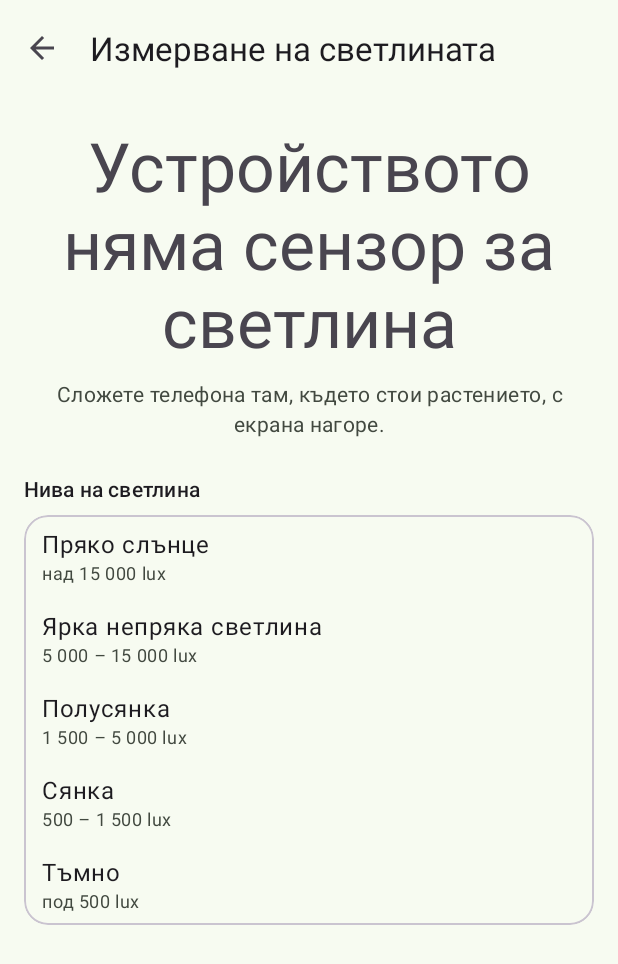
After one commit to Zzznai/MobileApps2025-2401321010, an Android app: the LightMeterActivity screen opened directly, with no data from a screen before it, on a phone screen of 412 x 824 dp. The commit adds this screen. Shown: the top 964 px of the screen. Run offline under Robolectric (Android 15) with nearby library versions, the phone set to English and light mode, and no system bars.

Commit message:
Light meter using light sensor from the camera

```diff
--- /dev/null
+++ b/app/src/main/java/com/naim/plantcare/logic/LightCheck.kt
@@ -0,0 +1,13 @@
+package com.naim.plantcare.logic
+
+import com.naim.plantcare.data.entity.LightLevel
+
+enum class LightVerdict { TOO_DARK, GOOD, TOO_BRIGHT }
+
+object LightCheck {
+    fun verdict(needed: LightLevel, measured: LightLevel): LightVerdict = when {
+        measured < needed -> LightVerdict.TOO_DARK
+        measured > needed -> LightVerdict.TOO_BRIGHT
+        else -> LightVerdict.GOOD
+    }
+}
--- a/app/src/main/java/com/naim/plantcare/ui/detail/PlantDetailActivity.kt
+++ b/app/src/main/java/com/naim/plantcare/ui/detail/PlantDetailActivity.kt
@@ -34,6 +34,7 @@ import com.naim.plantcare.ui.PlantItem
 import com.naim.plantcare.ui.PlantPhoto
 import com.naim.plantcare.ui.WateringStatusText
 import com.naim.plantcare.ui.add.AddPlantActivity
+import com.naim.plantcare.ui.light.LightMeterActivity
 import java.time.format.DateTimeFormatter
 
 class PlantDetailActivity : AppCompatActivity() {
@@ -61,6 +62,7 @@ class PlantDetailActivity : AppCompatActivity() {
     private lateinit var chipLight: Chip
     private lateinit var chipDifficulty: Chip
     private lateinit var chipToxic: Chip
+    private lateinit var btnMeasureLight: MaterialButton
     private lateinit var tvMoreToggle: TextView
     private lateinit var layoutMore: LinearLayout
     private lateinit var tvLastWatered: TextView
@@ -90,6 +92,7 @@ class PlantDetailActivity : AppCompatActivity() {
         chipLight = findViewById(R.id.chipLight)
         chipDifficulty = findViewById(R.id.chipDifficulty)
         chipToxic = findViewById(R.id.chipToxic)
+        btnMeasureLight = findViewById(R.id.btnMeasureLight)
         tvMoreToggle = findViewById(R.id.tvMoreToggle)
         layoutMore = findViewById(R.id.layoutMore)
         tvLastWatered = findViewById(R.id.tvLastWatered)
@@ -112,6 +115,7 @@ class PlantDetailActivity : AppCompatActivity() {
         }
 
         btnWatered.setOnClickListener { markWatered() }
+        btnMeasureLight.setOnClickListener { openLightMeter() }
         tvMoreToggle.setOnClickListener { viewModel.toggleDetails() }
 
         viewModel.detailsExpanded.observe(this) { expanded ->
@@ -147,6 +151,14 @@ class PlantDetailActivity : AppCompatActivity() {
     private fun openEditor() {
         val intent = Intent(this, AddPlantActivity::class.java)
         intent.putExtra(AddPlantActivity.EXTRA_PLANT_ID, plantId())
+        startActivity(intent)
+    }
+
+    private fun openLightMeter() {
+        val item = viewModel.plant.value ?: return
+        val intent = Intent(this, LightMeterActivity::class.java)
+        intent.putExtra(LightMeterActivity.EXTRA_PLANT_NAME, item.plant.name)
+        intent.putExtra(LightMeterActivity.EXTRA_LIGHT_LEVEL, item.species?.light?.name)
         startActivity(intent)
     }
 
@@ -222,10 +234,12 @@ class PlantDetailActivity : AppCompatActivity() {
         val species = item.species
         if (species == null) {
             chipsCare.visibility = View.GONE
+            btnMeasureLight.visibility = View.GONE
             tvLux.visibility = View.GONE
             return
         }
         chipsCare.visibility = View.VISIBLE
+        btnMeasureLight.visibility = View.VISIBLE
         chipLight.text = getString(species.light.label)
         chipDifficulty.text = getString(species.difficulty.label)
         chipToxic.visibility = if (species.toxicToPets) View.VISIBLE else View.GONE
--- /dev/null
+++ b/app/src/main/java/com/naim/plantcare/ui/light/LightMeterActivity.kt
@@ -0,0 +1,153 @@
+package com.naim.plantcare.ui.light
+
+import android.content.Context
+import android.hardware.Sensor
+import android.hardware.SensorEvent
+import android.hardware.SensorEventListener
+import android.hardware.SensorManager
+import android.os.Bundle
+import android.view.LayoutInflater
+import android.view.View
+import android.widget.LinearLayout
+import android.widget.TextView
+import androidx.activity.enableEdgeToEdge
+import androidx.activity.viewModels
+import androidx.appcompat.app.AppCompatActivity
+import androidx.core.content.ContextCompat
+import androidx.core.view.ViewCompat
+import androidx.core.view.WindowInsetsCompat
+import com.google.android.material.appbar.MaterialToolbar
+import com.google.android.material.card.MaterialCardView
+import com.google.android.material.color.MaterialColors
+import com.naim.plantcare.R
+import com.naim.plantcare.data.entity.LightLevel
+import com.naim.plantcare.logic.LightVerdict
+import java.util.Locale
+import kotlin.math.roundToInt
+
+class LightMeterActivity : AppCompatActivity(), SensorEventListener {
+    companion object {
+        const val EXTRA_PLANT_NAME = "com.naim.plantcare.EXTRA_PLANT_NAME"
+        const val EXTRA_LIGHT_LEVEL = "com.naim.plantcare.EXTRA_LIGHT_LEVEL"
+
+        private val BG_LOCALE: Locale = Locale.forLanguageTag("bg")
+    }
+
+    private val viewModel: LightMeterViewModel by viewModels {
+        LightMeterViewModel.Factory(neededLight())
+    }
+
+    private lateinit var sensorManager: SensorManager
+    private var lightSensor: Sensor? = null
+
+    private lateinit var toolbar: MaterialToolbar
+    private lateinit var tvLux: TextView
+    private lateinit var tvLevel: TextView
+    private lateinit var tvHint: TextView
+    private lateinit var cardVerdict: MaterialCardView
+    private lateinit var tvVerdict: TextView
+    private lateinit var layoutLevels: LinearLayout
+
+    private val levelRows = mutableMapOf<LightLevel, View>()
+
+    override fun onCreate(savedInstanceState: Bundle?) {
+        super.onCreate(savedInstanceState)
+        enableEdgeToEdge()
+        setContentView(R.layout.activity_light_meter)
+        ViewCompat.setOnApplyWindowInsetsListener(findViewById(R.id.main)) { v, insets ->
+            val systemBars = insets.getInsets(WindowInsetsCompat.Type.systemBars())
+            v.setPadding(systemBars.left, systemBars.top, systemBars.right, systemBars.bottom)
+            insets
+        }
+
+        toolbar = findViewById(R.id.toolbar)
+        tvLux = findViewById(R.id.tvLux)
+        tvLevel = findViewById(R.id.tvLevel)
+        tvHint = findViewById(R.id.tvHint)
+        cardVerdict = findViewById(R.id.cardVerdict)
+        tvVerdict = findViewById(R.id.tvVerdict)
+        layoutLevels = findViewById(R.id.layoutLevels)
+
+        toolbar.setNavigationOnClickListener { finish() }
+        plantName()?.let { toolbar.subtitle = it }
+
+        sensorManager = getSystemService(Context.SENSOR_SERVICE) as SensorManager
+        lightSensor = sensorManager.getDefaultSensor(Sensor.TYPE_LIGHT)
+
+        buildLevelRows()
+
+        if (lightSensor == null) {
+            tvLux.setText(R.string.no_light_sensor)
+            tvLevel.visibility = View.GONE
+            cardVerdict.visibility = View.GONE
+            return
+        }
+
+        viewModel.lux.observe(this) { lux ->
+            tvLux.text = getString(R.string.lux_value, String.format(BG_LOCALE, "%,d", lux.roundToInt()))
+        }
+        viewModel.level.observe(this) { level ->
+            tvLevel.setText(level.label)
+            highlightLevel(level)
+        }
+        viewModel.verdict.observe(this) { verdict -> showVerdict(verdict) }
+    }
+
+    override fun onResume() {
+        super.onResume()
+        lightSensor?.let { sensorManager.registerListener(this, it, SensorManager.SENSOR_DELAY_UI) }
+    }
+
+    override fun onPause() {
+        super.onPause()
+        sensorManager.unregisterListener(this)
+    }
+
+    override fun onSensorChanged(event: SensorEvent) {
+        viewModel.onReading(event.values[0])
+    }
+
+    override fun onAccuracyChanged(sensor: Sensor?, accuracy: Int) = Unit
+
+    private fun neededLight(): LightLevel? =
+        intent.getStringExtra(EXTRA_LIGHT_LEVEL)?.let { name -> LightLevel.entries.firstOrNull { it.name == name } }
+
+    private fun plantName(): String? = intent.getStringExtra(EXTRA_PLANT_NAME)
+
+    private fun buildLevelRows() {
+        val inflater = LayoutInflater.from(this)
+        LightLevel.entries.reversed().forEach { level ->
+            val row = inflater.inflate(R.layout.item_light_level, layoutLevels, false)
+            row.findViewById<TextView>(R.id.tvLevelName).setText(level.label)
+            row.findViewById<TextView>(R.id.tvLevelRange).setText(level.luxRange)
+            row.findViewById<TextView>(R.id.tvNeededTag).visibility =
+                if (level == viewModel.needed) View.VISIBLE else View.GONE
+            layoutLevels.addView(row)
+            levelRows[level] = row
+        }
+    }
+
+    private fun highlightLevel(current: LightLevel) {
+        val highlight = MaterialColors.getColor(layoutLevels, com.google.android.material.R.attr.colorPrimaryContainer)
+        levelRows.forEach { (level, row) ->
+            if (level == current) row.setBackgroundColor(highlight) else row.background = null
+        }
+    }
+
+    private fun showVerdict(verdict: LightVerdict?) {
+        val name = plantName()
+        if (verdict == null || name == null) {
+            cardVerdict.visibility = View.GONE
+            return
+        }
+        val (textRes, containerRes, onRes) = when (verdict) {
+            LightVerdict.GOOD -> Triple(R.string.light_verdict_good, R.color.status_ok_container, R.color.status_ok_on)
+            LightVerdict.TOO_DARK -> Triple(R.string.light_verdict_dark, R.color.status_overdue_container, R.color.status_overdue_on)
+            LightVerdict.TOO_BRIGHT -> Triple(R.string.light_verdict_bright, R.color.status_today_container, R.color.status_today_on)
+        }
+        cardVerdict.visibility = View.VISIBLE
+        cardVerdict.setCardBackgroundColor(ContextCompat.getColor(this, containerRes))
+        tvVerdict.setTextColor(ContextCompat.getColor(this, onRes))
+        tvVerdict.text = getString(textRes, name)
+    }
+}
--- /dev/null
+++ b/app/src/main/java/com/naim/plantcare/ui/light/LightMeterViewModel.kt
@@ -0,0 +1,44 @@
+package com.naim.plantcare.ui.light
+
+import androidx.lifecycle.LiveData
+import androidx.lifecycle.MutableLiveData
+import androidx.lifecycle.ViewModel
+import androidx.lifecycle.ViewModelProvider
+import androidx.lifecycle.map
+import com.naim.plantcare.data.entity.LightLevel
+import com.naim.plantcare.logic.LightCheck
+import com.naim.plantcare.logic.LightVerdict
+
+class LightMeterViewModel(val needed: LightLevel?) : ViewModel() {
+    companion object {
+        const val WINDOW = 5
+    }
+
+    private val readings = ArrayDeque<Float>()
+
+    private val _lux = MutableLiveData<Float>()
+    val lux: LiveData<Float> = _lux
+
+    val level: LiveData<LightLevel> = _lux.map { LightLevel.fromLux(it) }
+
+    val verdict: LiveData<LightVerdict?> = level.map { measured ->
+        needed?.let { LightCheck.verdict(it, measured) }
+    }
+
+    fun onReading(value: Float) {
+        if (value.isNaN() || value < 0f) return
+        readings.addLast(value)
+        if (readings.size > WINDOW) readings.removeFirst()
+        _lux.value = readings.average().toFloat()
+    }
+
+    class Factory(private val needed: LightLevel?) : ViewModelProvider.Factory {
+        override fun <T : ViewModel> create(modelClass: Class<T>): T {
+            if (modelClass.isAssignableFrom(LightMeterViewModel::class.java)) {
+                @Suppress("UNCHECKED_CAST")
+                return LightMeterViewModel(needed) as T
+            }
+            throw IllegalArgumentException("Unknown ViewModel class: ${modelClass.name}")
+        }
+    }
+}
--- /dev/null
+++ b/app/src/main/res/layout-land/activity_light_meter.xml
@@ -0,0 +1,122 @@
+<?xml version="1.0" encoding="utf-8"?>
+<androidx.constraintlayout.widget.ConstraintLayout xmlns:android="http://schemas.android.com/apk/res/android"
+    xmlns:app="http://schemas.android.com/apk/res-auto"
+    xmlns:tools="http://schemas.android.com/tools"
+    android:id="@+id/main"
+    android:layout_width="match_parent"
+    android:layout_height="match_parent"
+    tools:context=".ui.light.LightMeterActivity">
+
+    <com.google.android.material.appbar.MaterialToolbar
+        android:id="@+id/toolbar"
+        android:layout_width="0dp"
+        android:layout_height="?attr/actionBarSize"
+        app:navigationContentDescription="@string/navigate_back"
+        app:navigationIcon="?attr/homeAsUpIndicator"
+        app:title="@string/title_light_meter"
+        app:layout_constraintEnd_toEndOf="parent"
+        app:layout_constraintStart_toStartOf="parent"
+        app:layout_constraintTop_toTopOf="parent" />
+
+    <LinearLayout
+        android:id="@+id/layoutReading"
+        android:layout_width="0dp"
+        android:layout_height="0dp"
+        android:gravity="center"
+        android:orientation="vertical"
+        android:paddingHorizontal="16dp"
+        app:layout_constraintBottom_toBottomOf="parent"
+        app:layout_constraintEnd_toStartOf="@id/scrollLevels"
+        app:layout_constraintStart_toStartOf="parent"
+        app:layout_constraintTop_toBottomOf="@id/toolbar">
+
+        <TextView
+            android:id="@+id/tvLux"
+            android:layout_width="match_parent"
+            android:layout_height="wrap_content"
+            android:gravity="center"
+            android:text="@string/light_meter_waiting"
+            android:textAppearance="?attr/textAppearanceDisplayMedium"
+            tools:text="8 240 lux" />
+
+        <TextView
+            android:id="@+id/tvLevel"
+            android:layout_width="match_parent"
+            android:layout_height="wrap_content"
+            android:layout_marginTop="4dp"
+            android:gravity="center"
+            android:textAppearance="?attr/textAppearanceTitleLarge"
+            android:textColor="?attr/colorPrimary"
+            tools:text="Ярка непряка светлина" />
+
+        <TextView
+            android:id="@+id/tvHint"
+            android:layout_width="match_parent"
+            android:layout_height="wrap_content"
+            android:layout_marginTop="8dp"
+            android:gravity="center"
+            android:text="@string/light_meter_hint"
+            android:textAppearance="?attr/textAppearanceBodyMedium"
+            android:textColor="?attr/colorOnSurfaceVariant" />
+
+        <com.google.android.material.card.MaterialCardView
+            android:id="@+id/cardVerdict"
+            style="@style/Widget.Material3.CardView.Filled"
+            android:layout_width="match_parent"
+            android:layout_height="wrap_content"
+            android:layout_marginTop="16dp"
+            android:visibility="gone"
+            app:cardBackgroundColor="@color/status_ok_container"
+            app:cardCornerRadius="20dp"
+            tools:visibility="visible">
+
+            <TextView
+                android:id="@+id/tvVerdict"
+                android:layout_width="match_parent"
+                android:layout_height="wrap_content"
+                android:padding="16dp"
+                android:textAppearance="?attr/textAppearanceTitleMedium"
+                android:textColor="@color/status_ok_on"
+                tools:text="Подходящо място за „Монстера“" />
+        </com.google.android.material.card.MaterialCardView>
+    </LinearLayout>
+
+    <ScrollView
+        android:id="@+id/scrollLevels"
+        android:layout_width="0dp"
+        android:layout_height="0dp"
+        app:layout_constraintBottom_toBottomOf="parent"
+        app:layout_constraintEnd_toEndOf="parent"
+        app:layout_constraintStart_toEndOf="@id/layoutReading"
+        app:layout_constraintTop_toBottomOf="@id/toolbar">
+
+        <LinearLayout
+            android:layout_width="match_parent"
+            android:layout_height="wrap_content"
+            android:orientation="vertical"
+            android:paddingHorizontal="16dp"
+            android:paddingBottom="16dp">
+
+            <TextView
+                android:layout_width="match_parent"
+                android:layout_height="wrap_content"
+                android:layout_marginBottom="8dp"
+                android:text="@string/light_levels_title"
+                android:textAppearance="?attr/textAppearanceTitleSmall" />
+
+            <com.google.android.material.card.MaterialCardView
+                style="@style/Widget.Material3.CardView.Outlined"
+                android:layout_width="match_parent"
+                android:layout_height="wrap_content"
+                app:cardCornerRadius="16dp">
+
+                <LinearLayout
+                    android:id="@+id/layoutLevels"
+                    android:layout_width="match_parent"
+                    android:layout_height="wrap_content"
+                    android:orientation="vertical" />
+            </com.google.android.material.card.MaterialCardView>
+        </LinearLayout>
+    </ScrollView>
+
+</androidx.constraintlayout.widget.ConstraintLayout>
--- /dev/null
+++ b/app/src/main/res/layout/activity_light_meter.xml
@@ -0,0 +1,113 @@
+<?xml version="1.0" encoding="utf-8"?>
+<androidx.constraintlayout.widget.ConstraintLayout xmlns:android="http://schemas.android.com/apk/res/android"
+    xmlns:app="http://schemas.android.com/apk/res-auto"
+    xmlns:tools="http://schemas.android.com/tools"
+    android:id="@+id/main"
+    android:layout_width="match_parent"
+    android:layout_height="match_parent"
+    tools:context=".ui.light.LightMeterActivity">
+
+    <com.google.android.material.appbar.MaterialToolbar
+        android:id="@+id/toolbar"
+        android:layout_width="0dp"
+        android:layout_height="?attr/actionBarSize"
+        app:navigationContentDescription="@string/navigate_back"
+        app:navigationIcon="?attr/homeAsUpIndicator"
+        app:title="@string/title_light_meter"
+        app:layout_constraintEnd_toEndOf="parent"
+        app:layout_constraintStart_toStartOf="parent"
+        app:layout_constraintTop_toTopOf="parent" />
+
+    <ScrollView
+        android:layout_width="0dp"
+        android:layout_height="0dp"
+        android:fillViewport="true"
+        app:layout_constraintBottom_toBottomOf="parent"
+        app:layout_constraintEnd_toEndOf="parent"
+        app:layout_constraintStart_toStartOf="parent"
+        app:layout_constraintTop_toBottomOf="@id/toolbar">
+
+        <LinearLayout
+            android:layout_width="match_parent"
+            android:layout_height="wrap_content"
+            android:orientation="vertical"
+            android:paddingHorizontal="16dp"
+            android:paddingBottom="24dp">
+
+            <TextView
+                android:id="@+id/tvLux"
+                android:layout_width="match_parent"
+                android:layout_height="wrap_content"
+                android:layout_marginTop="16dp"
+                android:gravity="center"
+                android:text="@string/light_meter_waiting"
+                android:textAppearance="?attr/textAppearanceDisplayMedium"
+                tools:text="8 240 lux" />
+
+            <TextView
+                android:id="@+id/tvLevel"
+                android:layout_width="match_parent"
+                android:layout_height="wrap_content"
+                android:layout_marginTop="4dp"
+                android:gravity="center"
+                android:textAppearance="?attr/textAppearanceTitleLarge"
+                android:textColor="?attr/colorPrimary"
+                tools:text="Ярка непряка светлина" />
+
+            <TextView
+                android:id="@+id/tvHint"
+                android:layout_width="match_parent"
+                android:layout_height="wrap_content"
+                android:layout_marginTop="8dp"
+                android:gravity="center"
+                android:text="@string/light_meter_hint"
+                android:textAppearance="?attr/textAppearanceBodyMedium"
+                android:textColor="?attr/colorOnSurfaceVariant" />
+
+            <com.google.android.material.card.MaterialCardView
+                android:id="@+id/cardVerdict"
+                style="@style/Widget.Material3.CardView.Filled"
+                android:layout_width="match_parent"
+                android:layout_height="wrap_content"
+                android:layout_marginTop="24dp"
+                android:visibility="gone"
+                app:cardBackgroundColor="@color/status_ok_container"
+                app:cardCornerRadius="20dp"
+                tools:visibility="visible">
+
+                <TextView
+                    android:id="@+id/tvVerdict"
+                    android:layout_width="match_parent"
+                    android:layout_height="wrap_content"
+                    android:padding="20dp"
+                    android:textAppearance="?attr/textAppearanceTitleMedium"
+                    android:textColor="@color/status_ok_on"
+                    tools:text="Подходящо място за „Монстера“" />
+            </com.google.android.material.card.MaterialCardView>
+
+            <TextView
+                android:layout_width="match_parent"
+                android:layout_height="wrap_content"
+                android:layout_marginTop="24dp"
+                android:layout_marginBottom="8dp"
+                android:text="@string/light_levels_title"
+                android:textAppearance="?attr/textAppearanceTitleSmall" />
+
+            <com.google.android.material.card.MaterialCardView
+                style="@style/Widget.Material3.CardView.Outlined"
+                android:layout_width="match_parent"
+                android:layout_height="wrap_content"
+                app:cardCornerRadius="16dp">
+
+                <LinearLayout
+                    android:id="@+id/layoutLevels"
+                    android:layout_width="match_parent"
+                    android:layout_height="wrap_content"
+                    android:orientation="vertical" />
+            </com.google.android.material.card.MaterialCardView>
+
+        </LinearLayout>
+
+    </ScrollView>
+
+</androidx.constraintlayout.widget.ConstraintLayout>
--- a/app/src/main/res/layout/activity_plant_detail.xml
+++ b/app/src/main/res/layout/activity_plant_detail.xml
@@ -171,6 +171,15 @@
                     app:chipStrokeWidth="0dp" />
             </com.google.android.material.chip.ChipGroup>
 
+            <com.google.android.material.button.MaterialButton
+                android:id="@+id/btnMeasureLight"
+                style="@style/Widget.Material3.Button.TonalButton"
+                android:layout_width="match_parent"
+                android:layout_height="wrap_content"
+                android:layout_marginTop="8dp"
+                android:text="@string/btn_measure_light"
+                app:icon="@drawable/ic_sun" />
+
             <TextView
                 android:id="@+id/tvMoreToggle"
                 android:layout_width="match_parent"
--- /dev/null
+++ b/app/src/main/res/layout/item_light_level.xml
@@ -0,0 +1,49 @@
+<?xml version="1.0" encoding="utf-8"?>
+<LinearLayout xmlns:android="http://schemas.android.com/apk/res/android"
+    xmlns:app="http://schemas.android.com/apk/res-auto"
+    xmlns:tools="http://schemas.android.com/tools"
+    android:layout_width="match_parent"
+    android:layout_height="wrap_content"
+    android:gravity="center_vertical"
+    android:minHeight="48dp"
+    android:orientation="horizontal"
+    android:paddingHorizontal="12dp"
+    android:paddingVertical="8dp">
+
+    <LinearLayout
+        android:layout_width="0dp"
+        android:layout_height="wrap_content"
+        android:layout_weight="1"
+        android:orientation="vertical">
+
+        <TextView
+            android:id="@+id/tvLevelName"
+            android:layout_width="wrap_content"
+            android:layout_height="wrap_content"
+            android:textAppearance="?attr/textAppearanceBodyLarge"
+            tools:text="Ярка непряка светлина" />
+
+        <TextView
+            android:id="@+id/tvLevelRange"
+            android:layout_width="wrap_content"
+            android:layout_height="wrap_content"
+            android:textAppearance="?attr/textAppearanceBodySmall"
+            android:textColor="?attr/colorOnSurfaceVariant"
+            tools:text="5 000 – 15 000 lux" />
+    </LinearLayout>
+
+    <TextView
+        android:id="@+id/tvNeededTag"
+        android:layout_width="wrap_content"
+        android:layout_height="wrap_content"
+        android:layout_marginStart="8dp"
+        android:drawablePadding="4dp"
+        android:gravity="center_vertical"
+        android:text="@string/light_needed_tag"
+        android:textAppearance="?attr/textAppearanceLabelLarge"
+        android:textColor="?attr/colorPrimary"
+        android:visibility="gone"
+        app:drawableStartCompat="@drawable/ic_leaf"
+        app:drawableTint="?attr/colorPrimary"
+        tools:visibility="visible" />
+</LinearLayout>
--- a/app/src/main/res/values/strings.xml
+++ b/app/src/main/res/values/strings.xml
@@ -21,6 +21,17 @@
     <string name="last_watered_line">Последно поливане: %1$s</string>
     <string name="next_watering_line">Следващо поливане: %1$s</string>
     <string name="light_need_line">Нужна светлина: %1$s</string>
+    <string name="btn_measure_light">Измери светлината</string>
+    <string name="title_light_meter">Измерване на светлината</string>
+    <string name="light_meter_waiting">Измерване…</string>
+    <string name="light_meter_hint">Сложете телефона там, където стои растението, с екрана нагоре.</string>
+    <string name="no_light_sensor">Устройството няма сензор за светлина</string>
+    <string name="lux_value">%1$s lux</string>
+    <string name="light_levels_title">Нива на светлина</string>
+    <string name="light_needed_tag">нужно</string>
+    <string name="light_verdict_good">Подходящо място за „%1$s“</string>
+    <string name="light_verdict_dark">Твърде тъмно за „%1$s“. Преместете го по-близо до прозореца.</string>
+    <string name="light_verdict_bright">Твърде светло за „%1$s“. Прякото слънце може да изгори листата.</string>
     <string name="toxic_chip">Отровно за домашни любимци</string>
     <string name="plant_photo">Снимка на растението</string>
     <string name="btn_take_photo">Снимай</string>
```
Also changed, not shown: app/src/main/AndroidManifest.xml (+9 -0 lines), 2 other files.
